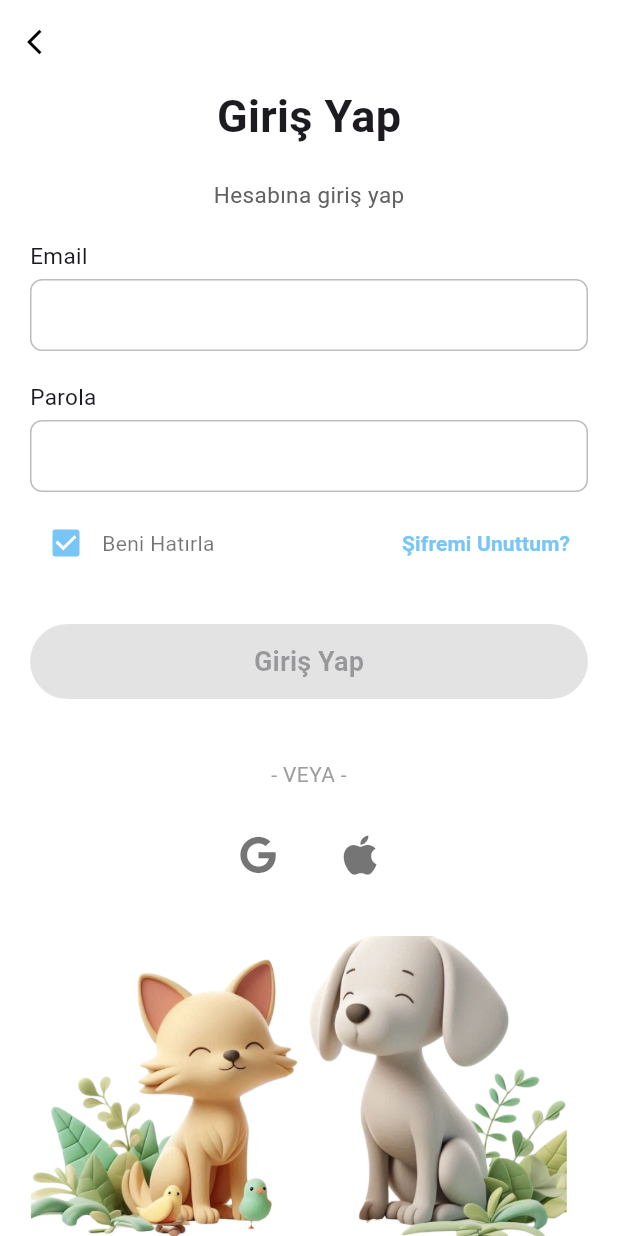
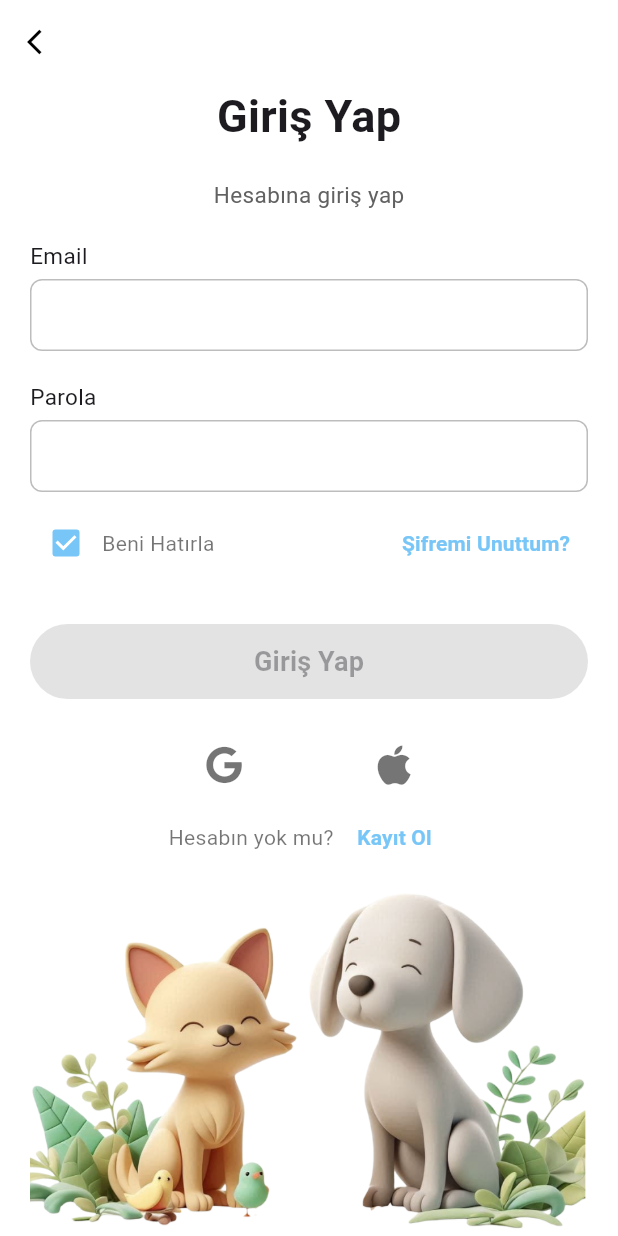
Before and after one commit to yurdagulcakiroglu/health_pet, a Flutter app: the screen it shows after launch, after a tap on "Giriş Yap", on a phone screen of 412 x 824 dp. Run offline on Flutter 3.47's test engine with Material 3 defaults, Android fonts, the phone set to English and light mode, and no system bars; our stand-ins replace animate_do, cloud_firestore, firebase_auth, firebase_core, flutter_riverpod, font_awesome_flutter and 2 more; accounts and stored records are empty; generated files the repository leaves out were written again.

Commit message:
modified:   lib/main.dart 	modified:   lib/providers/auth_providers.dart 	modified:   lib/screens/signin_screen.dart 	modified:   lib/services/auth.dart 	modified:   pubspec.lock 	modified:   pubspec.yaml

```diff
--- a/lib/main.dart
+++ b/lib/main.dart
@@ -3,7 +3,7 @@ import 'package:health_pet/screens/welcome_screen.dart';
 import 'package:firebase_core/firebase_core.dart';
 import 'package:flutter_riverpod/flutter_riverpod.dart';
 //import 'package:pet_health/screens/create_pets_profile_screen.dart';
-//import 'package:pets_health/screens/home_page.dart';
+import 'package:health_pet/screens/home_page.dart';
 //import 'package:pet_health/services/notification_service.dart';
 //import 'package:timezone/data/latest.dart' as tz;
 
@@ -42,10 +42,10 @@ class PetHealth extends StatelessWidget {
           backgroundColor: Colors.white,
         ),
       ),
-      //routes: {
-      // '/home': (context) => const PetHealthHomePage(),
-      // '/welcome_screen': (context) => const WelcomeScreen()
-      //},
+      routes: {
+        '/home': (context) => const PetHealthHomePage(),
+        // '/welcome_screen': (context) => const WelcomeScreen()
+      },
       home: const WelcomeScreen(), // WelcomeScreen(),PetHealthHomePage()
     );
   }
--- a/lib/providers/auth_providers.dart
+++ b/lib/providers/auth_providers.dart
@@ -25,6 +25,10 @@ class AuthState {
   final bool passwordValid;
   final bool agreePersonalData;
   final bool confirmPasswordValid;
+  final String name;
+  final String surname;
+  final bool nameValid;
+  final bool surnameValid;
 
   AuthState({
     this.email = '',
@@ -37,9 +41,19 @@ class AuthState {
     this.passwordValid = false,
     this.agreePersonalData = false,
     this.confirmPasswordValid = false,
+    this.name = '',
+    this.surname = '',
+    this.nameValid = false,
+    this.surnameValid = false,
   });
 
-  bool get isFormValid => emailValid && passwordValid && confirmPasswordValid;
+  bool get isFormValid =>
+      emailValid &&
+      passwordValid &&
+      confirmPasswordValid &&
+      nameValid &&
+      surnameValid;
+
   bool get canSignUp => isFormValid && agreePersonalData && !isLoading;
 
   AuthState copyWith({
@@ -53,6 +67,10 @@ class AuthState {
     bool? emailValid,
     bool? passwordValid,
     bool? confirmPasswordValid,
+    String? name,
+    String? surname,
+    bool? nameValid,
+    bool? surnameValid,
   }) {
     return AuthState(
       email: email ?? this.email,
@@ -65,6 +83,10 @@ class AuthState {
       emailValid: emailValid ?? this.emailValid,
       passwordValid: passwordValid ?? this.passwordValid,
       confirmPasswordValid: confirmPasswordValid ?? this.confirmPasswordValid,
+      name: name ?? this.name,
+      surname: surname ?? this.surname,
+      nameValid: nameValid ?? this.nameValid,
+      surnameValid: surnameValid ?? this.surnameValid,
     );
   }
 }
@@ -110,6 +132,20 @@ class AuthController extends _$AuthController {
     );
   }
 
+  void updateName(String name) {
+    final nameValid = name.trim().length >= 2;
+    state = state.copyWith(name: name, nameValid: nameValid, error: null);
+  }
+
+  void updateSurname(String surname) {
+    final surnameValid = surname.trim().length >= 2;
+    state = state.copyWith(
+      surname: surname,
+      surnameValid: surnameValid,
+      error: null,
+    );
+  }
+
   void toggleRememberPassword() {
     state = state.copyWith(rememberPassword: !state.rememberPassword);
   }
@@ -129,7 +165,6 @@ class AuthController extends _$AuthController {
             email: state.email,
             password: state.password,
           );
-      //kullanıcı bilgisi kontrolü
       if (userCredential.user != null) {
         _navigateToHome(context);
       } else {
@@ -155,8 +190,10 @@ class AuthController extends _$AuthController {
           .signUpWithEmailAndPassword(
             email: state.email,
             password: state.password,
+            name: state.name,
+            surname: state.surname,
           );
-      // userCredential kullanılıyor:
+
       if (userCredential.user != null) {
         _navigateToHome(context);
       } else {
@@ -180,7 +217,6 @@ class AuthController extends _$AuthController {
       final userCredential = await ref
           .read(authServiceProvider)
           .signInWithGoogle();
-      // userCredential kullanılıyor:
       if (userCredential.user != null) {
         _navigateToHome(context);
       } else {
@@ -217,7 +253,7 @@ class AuthController extends _$AuthController {
       Navigator.pushNamedAndRemoveUntil(context, '/signin', (route) => false);
     } on AuthException catch (e) {
       _handleError(context, e.toString());
-    } catch (e) {
+    } catch (_) {
       _handleError(context, 'Çıkış yapılırken bir hata oluştu');
     } finally {
       state = state.copyWith(isLoading: false);
--- a/lib/screens/signin_screen.dart
+++ b/lib/screens/signin_screen.dart
@@ -42,10 +42,9 @@ class _SigninScreenState extends ConsumerState<SigninScreen> {
     final authController = ref.read(authControllerProvider.notifier);
 
     return GestureDetector(
-      onTap: () {
-        FocusScope.of(context).unfocus();
-      },
+      onTap: () => FocusScope.of(context).unfocus(),
       child: Scaffold(
+        resizeToAvoidBottomInset: false,
         backgroundColor: Colors.white,
         appBar: AppBar(
           elevation: 0,
@@ -60,17 +59,17 @@ class _SigninScreenState extends ConsumerState<SigninScreen> {
           ),
         ),
         body: SafeArea(
-          child: SizedBox(
-            height: MediaQuery.of(context).size.height,
-            width: double.infinity,
+          child: LayoutBuilder(
+            builder: (context, constraints) {
+              return SingleChildScrollView(
+                padding: const EdgeInsets.symmetric(horizontal: 20),
+                child: ConstrainedBox(
+                  constraints: BoxConstraints(minHeight: constraints.maxHeight),
+                  child: IntrinsicHeight(
                     child: Column(
                       mainAxisAlignment: MainAxisAlignment.spaceBetween,
                       children: [
-                Expanded(
-                  child: SingleChildScrollView(
-                    padding: const EdgeInsets.symmetric(horizontal: 20),
-                    child: Column(
-                      mainAxisAlignment: MainAxisAlignment.spaceEvenly,
+                        Column(
                           children: [
                             _buildHeader(),
                             _buildLoginForm(
@@ -82,15 +81,17 @@ class _SigninScreenState extends ConsumerState<SigninScreen> {
                               _emailFocusNode,
                               _passwordFocusNode,
                             ),
-                        _buildSocialLogin(authState, authController, context),
+                            _buildSocialLogin(ref, context),
                             _buildSignUpPrompt(context),
+                          ],
+                        ),
+                        _buildBottomImage(),
                       ],
                     ),
                   ),
                 ),
-                _buildBottomImage(),
-              ],
-            ),
+              );
+            },
           ),
         ),
       ),
@@ -180,7 +181,6 @@ class _SigninScreenState extends ConsumerState<SigninScreen> {
           keyboardType: TextInputType.emailAddress,
           onChanged: (value) {
             controller.updateEmail(value);
-            // Kursor pozisyonunu güncelle
             WidgetsBinding.instance.addPostFrameCallback((_) {
               controllerField.selection = TextSelection.fromPosition(
                 TextPosition(offset: controllerField.text.length),
@@ -230,7 +230,6 @@ class _SigninScreenState extends ConsumerState<SigninScreen> {
           obscureText: true,
           onChanged: (value) {
             controller.updatePassword(value);
-            // Kursor pozisyonunu güncelle
             WidgetsBinding.instance.addPostFrameCallback((_) {
               controllerField.selection = TextSelection.fromPosition(
                 TextPosition(offset: controllerField.text.length),
@@ -323,42 +322,42 @@ class _SigninScreenState extends ConsumerState<SigninScreen> {
     );
   }
 
-  Widget _buildSocialLogin(
-    AuthState state,
-    AuthController controller,
-    BuildContext context,
-  ) {
-    return Padding(
-      padding: const EdgeInsets.symmetric(vertical: 20),
-      child: Column(
-        children: [
-          const Text('- VEYA -', style: TextStyle(color: Colors.grey)),
-          const SizedBox(height: 20),
-          Row(
-            mainAxisAlignment: MainAxisAlignment.center,
+  Widget _buildSocialLogin(WidgetRef ref, BuildContext context) {
+    final authController = ref.read(authControllerProvider.notifier);
+    final isLoading = ref.watch(authControllerProvider).isLoading;
+    return FadeInUp(
+      duration: const Duration(milliseconds: 1400),
+      child: Padding(
+        padding: const EdgeInsets.symmetric(horizontal: 40),
+        child: Row(
+          mainAxisAlignment: MainAxisAlignment.spaceEvenly,
           children: [
             IconButton(
               icon: const FaIcon(
                 FontAwesomeIcons.google,
-                  size: 25,
+                size: 25.0,
                 color: Colors.black54,
               ),
-                onPressed: state.isLoading
+              onPressed: isLoading
                   ? null
-                    : () => controller.signInWithGoogle(context),
+                  : () {
+                      authController.signInWithGoogle(context);
+                    },
             ),
-              const SizedBox(width: 20),
             IconButton(
               icon: const FaIcon(
                 FontAwesomeIcons.apple,
-                  size: 30,
+                size: 30.0,
                 color: Colors.black54,
               ),
-                onPressed: state.isLoading ? null : () {},
+              onPressed: isLoading
+                  ? null
+                  : () {
+                      // Apple ile giriş fonksiyonunu buraya ekle
+                    },
             ),
           ],
         ),
-        ],
       ),
     );
   }
@@ -379,10 +378,10 @@ class _SigninScreenState extends ConsumerState<SigninScreen> {
               MaterialPageRoute(builder: (e) => const SignupPage()),
             ),
             child: const Text(
-              'Kaydol',
+              'Kayıt Ol',
               style: TextStyle(
                 fontWeight: FontWeight.bold,
-                color: Color(0xFFA1EF7A),
+                color: Color(0xFF78C6F7),
               ),
             ),
           ),
@@ -392,17 +391,10 @@ class _SigninScreenState extends ConsumerState<SigninScreen> {
   }
 
   Widget _buildBottomImage() {
-    return FadeInUp(
-      duration: const Duration(milliseconds: 1200),
-      child: Container(
-        height: 200,
-        decoration: const BoxDecoration(
-          image: DecorationImage(
-            image: AssetImage('assets/images/signin.png'),
-            fit: BoxFit.cover,
-          ),
-        ),
-      ),
+    return SizedBox(
+      width: double.infinity,
+      height: 230,
+      child: Image.asset("assets/images/signin.png", fit: BoxFit.cover),
     );
   }
 }
--- a/lib/services/auth.dart
+++ b/lib/services/auth.dart
@@ -24,6 +24,8 @@ class AuthService {
   Future<UserCredential> signUpWithEmailAndPassword({
     required String email,
     required String password,
+    required String name,
+    required String surname,
   }) async {
     try {
       final userCredential = await _auth.createUserWithEmailAndPassword(
@@ -33,6 +35,8 @@ class AuthService {
 
       await _firestore.collection('users').doc(userCredential.user!.uid).set({
         'email': email,
+        'name': name,
+        'surname': surname,
         'createdAt': FieldValue.serverTimestamp(),
         'profileCompleted': false,
       });
--- a/pubspec.yaml
+++ b/pubspec.yaml
@@ -58,6 +58,7 @@ dependencies:
   permission_handler: ^12.0.0+1
   workmanager: ^0.6.0
   flutter_riverpod: ^2.6.1
+  riverpod_annotation: ^2.6.1
 
 dev_dependencies:
   flutter_test:
```
Also changed, not shown: pubspec.lock. Lines whose indentation alone changed are shown as unchanged.
